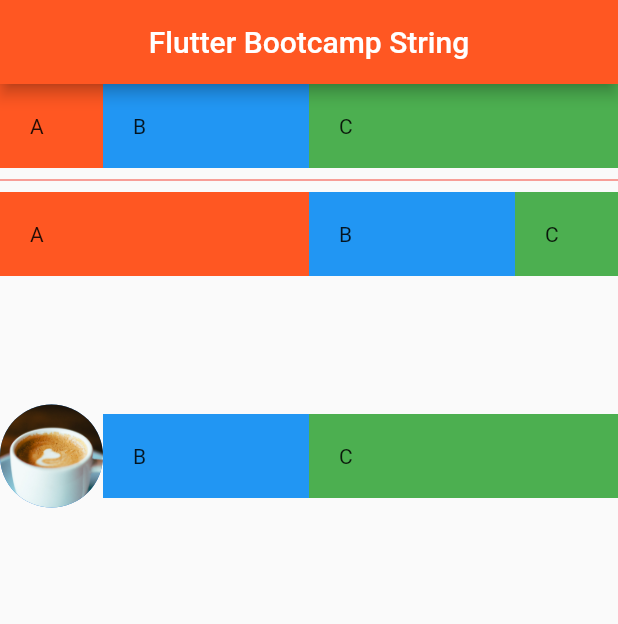
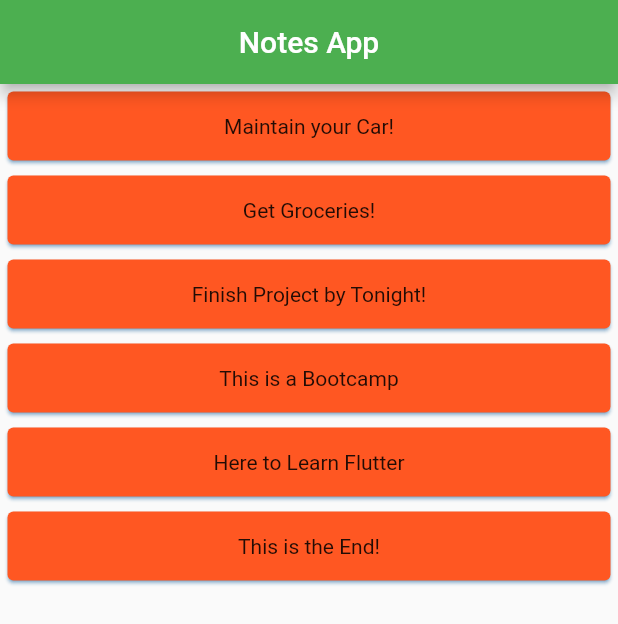
Before and after one commit to gokuldh/bootcamo_04_march, a Flutter app: the screen it shows after launch, on a phone screen of 412 x 824 dp. Shown: the top 624 px of the screen. Run offline on Flutter 3.47's test engine with Material 2 defaults, Android fonts, the phone set to English and light mode, and no system bars.

Commit message:
Day 4 Part 2
Notes App

```diff
--- a/lib/main.dart
+++ b/lib/main.dart
@@ -6,111 +6,57 @@ void main(){
   runApp(FlutterBootcamp());
 }
 
-class FlutterBootcamp extends StatelessWidget{
+class FlutterBootcamp extends StatefulWidget{
   @override
-  Widget build(BuildContext context) {
+  _FlutterBootcamp createState() => _FlutterBootcamp();
 
-    return MaterialApp(
-      home: Scaffold(
-        appBar: AppBar(
-          title: Text(Strings.titletext),
-          backgroundColor: Colors.deepOrange,
-          centerTitle: true,
-        ),
-        body: Column(
+}
+
+class _FlutterBootcamp extends State<FlutterBootcamp>{
+
+  List<String> notes = [
+    "Maintain your Car!",
+    "Get Groceries!",
+    "Finish Project by Tonight!",
+    "This is a Bootcamp",
+    "Here to Learn Flutter",
+    "This is the End!"
+  ];
+
+  Widget cardTemplate(singlenote){
+    return Card(
+      color: Colors.deepOrange,
+      shadowColor: Colors.blue,
+      margin: EdgeInsets.all(5),
+      child: Padding(
+        padding: EdgeInsets.all(15),
+        child: Column(
           children: [
-            Row(
-            children: [
-              Expanded(
-                flex: 1,
-                child: Container(
-                  padding: EdgeInsets.all(20),
-                  color: Colors.deepOrange,
-                  child: Text("A"),
-                ),
-              ),
-              Expanded(
-                flex: 2,
-                child: Container(
-                  padding: EdgeInsets.all(20),
-                  color: Colors.blue,
-                  child: Text("B"),
-                ),
-              ),
-              Expanded(
-                flex: 3,
-                child: Container(
-                  padding: EdgeInsets.all(20),
-                  color: Colors.green,
-                  child: Text("C"),
-                ),
-              ),
-            ],
-          ),
-            Divider(
-              color: Colors.red,
-            ),
-            Row(
-              children: [
-                Expanded(
-                  flex: 3,
-                  child: Container(
-                    padding: EdgeInsets.all(20),
-                    color: Colors.deepOrange,
-                    child: Text("A"),
-                  ),
-                ),
-                Expanded(
-                  flex: 2,
-                  child: Container(
-                    padding: EdgeInsets.all(20),
-                    color: Colors.blue,
-                    child: Text("B"),
-                  ),
-                ),
-                Expanded(
-                  flex: 1,
-                  child: Container(
-                    padding: EdgeInsets.all(20),
-                    color: Colors.green,
-                    child: Text("C"),
-                  ),
-                ),
-              ],
-            ),
-            SizedBox(
-              height: 20,
-            ),
-            Row(
-              children: [
-                Expanded(
-                  flex: 1,
-                  child: CircleAvatar(
-                    backgroundImage: AssetImage('assets/coffee.jpg'),
-                    radius: 100 ,
-                  ),
-                ),
-                Expanded(
-                  flex: 2,
-                  child: Container(
-                    padding: EdgeInsets.all(20),
-                    color: Colors.blue,
-                    child: Text("B"),
-                  ),
-                ),
-                Expanded(
-                  flex: 3,
-                  child: Container(
-                    padding: EdgeInsets.all(20),
-                    color: Colors.green,
-                    child: Text("C"),
-                  ),
-                ),
-              ],
+            Text(
+                singlenote,
             ),
           ],
         ),
       ),
     );
   }
+
+
+  @override
+  Widget build(BuildContext context) {
+    return MaterialApp(
+      home: Scaffold(
+        appBar: AppBar(
+          title: Text("Notes App"),
+          centerTitle: true,
+          backgroundColor: Colors.green,
+        ),
+        body: Column(
+          crossAxisAlignment: CrossAxisAlignment.stretch,
+          children: notes.map((singlenote) => cardTemplate(singlenote)).toList(),
+        ),
+      ),
+    );
+  }
+
 }
```
